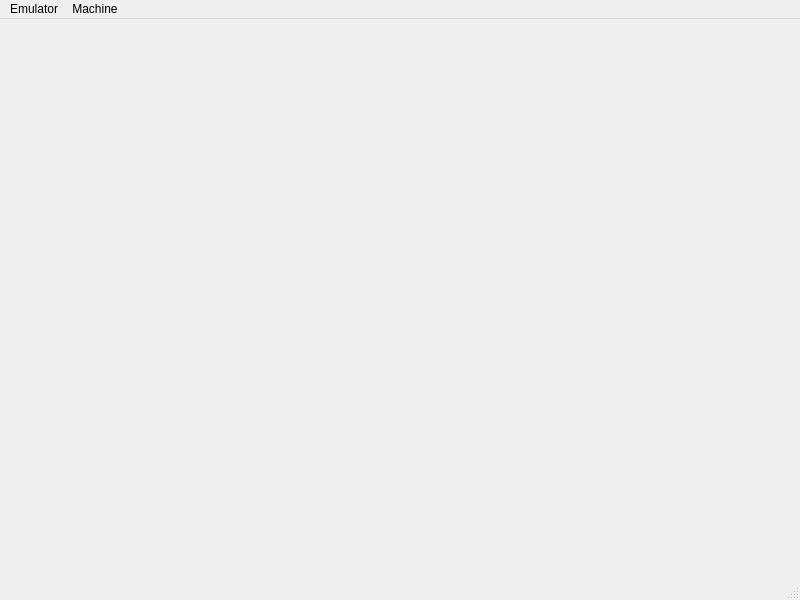
Before: the Qt Designer form mainwindow.ui in kiltum/zxcpp, drawn with Qt 5.
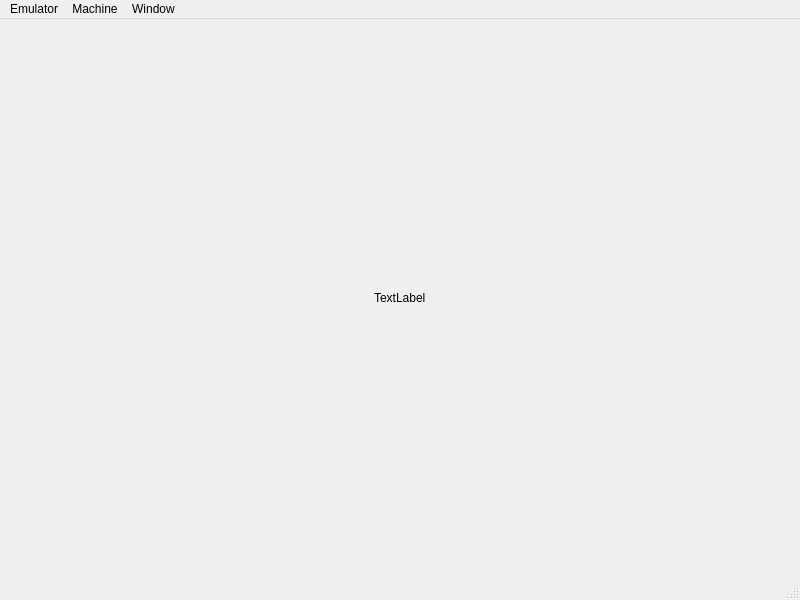
After: the same form once the commit is applied.

Commit message: Screen resizing works

The edit to the form file:
```diff
--- a/mainwindow.ui
+++ b/mainwindow.ui
@@ -10,10 +10,50 @@
     <height>600</height>
    </rect>
   </property>
+  <property name="sizePolicy">
+   <sizepolicy hsizetype="Preferred" vsizetype="Preferred">
+    <horstretch>0</horstretch>
+    <verstretch>0</verstretch>
+   </sizepolicy>
+  </property>
   <property name="windowTitle">
    <string>ZX CPP</string>
   </property>
-  <widget class="QWidget" name="centralwidget"/>
+  <widget class="QWidget" name="centralwidget">
+   <property name="sizePolicy">
+    <sizepolicy hsizetype="Maximum" vsizetype="Maximum">
+     <horstretch>0</horstretch>
+     <verstretch>0</verstretch>
+    </sizepolicy>
+   </property>
+   <layout class="QHBoxLayout" name="horizontalLayout">
+    <property name="leftMargin">
+     <number>0</number>
+    </property>
+    <property name="topMargin">
+     <number>0</number>
+    </property>
+    <property name="rightMargin">
+     <number>0</number>
+    </property>
+    <property name="bottomMargin">
+     <number>0</number>
+    </property>
+    <item>
+     <widget class="QLabel" name="emuWindow">
+      <property name="sizePolicy">
+       <sizepolicy hsizetype="Maximum" vsizetype="Maximum">
+        <horstretch>0</horstretch>
+        <verstretch>0</verstretch>
+       </sizepolicy>
+      </property>
+      <property name="text">
+       <string>TextLabel</string>
+      </property>
+     </widget>
+    </item>
+   </layout>
+  </widget>
   <widget class="QMenuBar" name="menubar">
    <property name="geometry">
     <rect>
@@ -45,8 +85,17 @@
     <addaction name="actionReset"/>
     <addaction name="actionNMI"/>
    </widget>
+   <widget class="QMenu" name="menuWindow">
+    <property name="title">
+     <string>Window</string>
+    </property>
+    <addaction name="actionScale_1x"/>
+    <addaction name="actionScale_2x"/>
+    <addaction name="actionScale_3x"/>
+   </widget>
    <addaction name="menuEmulator"/>
    <addaction name="menuMachine"/>
+   <addaction name="menuWindow"/>
   </widget>
   <widget class="QStatusBar" name="statusbar"/>
   <action name="actionSettings">
```
Left out of the diff: 24 changed lines with no effect on the pictures. The commit also changes 2 other files.
